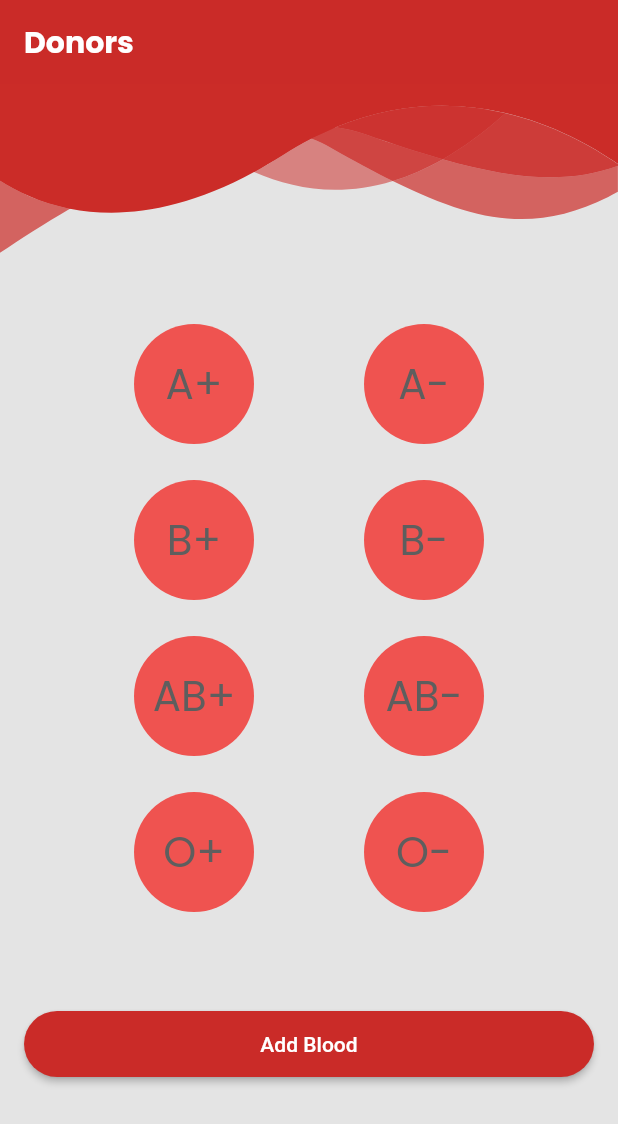
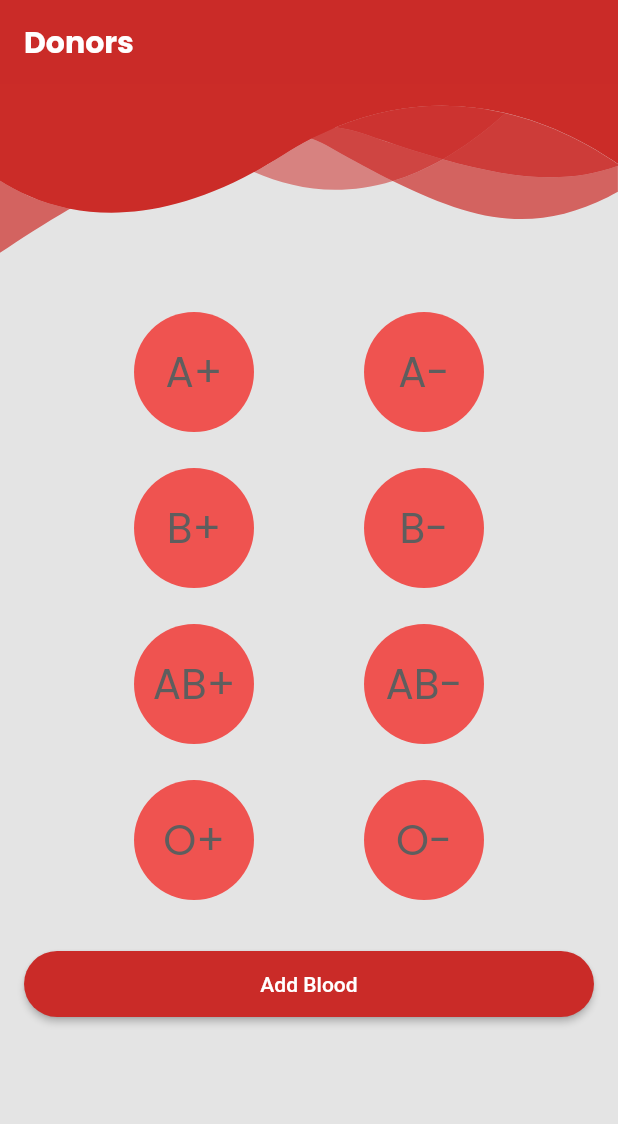
Before and after one commit to ravikant-paudel/Blood, a Flutter app: the DonorPage screen opened directly, on a phone screen of 412 x 824 dp. Shown: the top 1124 px of the screen. Run offline on Flutter 3.47's test engine with Material 2 defaults, Android fonts, the phone set to English and light mode, and no system bars; our stand-ins replace auto_route, cloud_firestore, connectivity, firebase_auth, firebase_core, flutter_riverpod and 8 more; accounts and stored records are empty; generated files the repository leaves out were written again.

Commit message:
Added go route and fixes done.

```diff
--- /dev/null
+++ b/lib/helper/router/go_router.dart
@@ -0,0 +1,39 @@
+import 'package:blood/pages/home_page.dart';
+import 'package:blood/pages/login_page.dart';
+import 'package:blood/utils/shortcuts.dart';
+import 'package:firebase_auth/firebase_auth.dart';
+import 'package:flutter/material.dart';
+import 'package:go_router/go_router.dart';
+
+final goRouter = GoRouter(
+  redirect: (state) {
+    final currentUser = fbWrapper.checkCurrentUser();
+    if (state.location != '/login' && currentUser == null) {
+      return '/login';
+    }
+    return null;
+  },
+  routes: [
+    GoRoute(
+      path: '/',
+      pageBuilder: (context, state) => MaterialPage(
+        key: state.pageKey,
+        child: HomePage(),
+      ),
+    ),
+    GoRoute(
+      name: 'login',
+      path: '/login',
+      pageBuilder: (context, state) => MaterialPage(
+        key: state.pageKey,
+        child: const LoginPage(),
+      ),
+    ),
+  ],
+  errorPageBuilder: (context, state) => MaterialPage<void>(
+    key: state.pageKey,
+    child: const Scaffold(
+      body: Center(child: Text('Error Page.')),
+    ),
+  ),
+);
--- a/lib/pages/donor_page.dart
+++ b/lib/pages/donor_page.dart
@@ -1,6 +1,7 @@
 import 'package:blood/component/button.dart';
 import 'package:blood/component/gaps.dart';
 import 'package:blood/helper/router/router.gr.dart';
+import 'package:blood/utils/blood_list_view.dart';
 import 'package:blood/utils/resources/dimens.dart';
 import 'package:blood/utils/shortcuts.dart';
 import 'package:blood/widgets/custom_app_bar.dart';
@@ -9,144 +10,49 @@ import 'package:flutter/material.dart';
 import 'package:flutter/rendering.dart';
 
 class DonorPage extends StatelessWidget {
+  const DonorPage({Key? key}) : super(key: key);
+
   @override
   Widget build(BuildContext context) {
     return Scaffold(
       appBar: const CustomAppBar(
         title: 'Donors',
       ),
-      body: Padding(
-        padding: const EdgeInsets.symmetric(vertical: 40, horizontal: 16),
-        child: Column(
-          children: <Widget>[
+      body: BloodListView(
+        padding: const EdgeInsets.symmetric(vertical: d_margin4, horizontal: d_margin2),
+        children: [
           Row(
             mainAxisAlignment: MainAxisAlignment.spaceEvenly,
-              children: <Widget>[
-                InkWell(
-                  onTap: () {
-                    router.push(DonorListPageRoute(bloodGroup: 'A+'));
-                  },
-                  child: Container(
-                    decoration: BoxDecoration(color: Colors.red[400], shape: BoxShape.circle),
-                    height: 80,
-                    width: 80,
-                    child: const Center(
-                      child: BloodText('A+', style: TextStyle(fontSize: 28)),
-                    ),
-                  ),
-                ),
-                InkWell(
-                  onTap: () {
-                    router.push(DonorListPageRoute(bloodGroup: 'A-'));
-                  },
-                  child: Container(
-                    decoration: BoxDecoration(color: Colors.red[400], shape: BoxShape.circle),
-                    height: 80,
-                    width: 80,
-                    child: const Center(
-                      child: BloodText('A-', style: TextStyle(fontSize: 28)),
-                    ),
-                  ),
-                ),
+            children: const [
+              _BloodGroupItem(bloodGroup: 'A+'),
+              _BloodGroupItem(bloodGroup: 'A-'),
             ],
           ),
           const VerticalGap(),
           Row(
             mainAxisAlignment: MainAxisAlignment.spaceEvenly,
-              children: <Widget>[
-                InkWell(
-                  onTap: () {
-                    router.push(DonorListPageRoute(bloodGroup: 'B+'));
-                  },
-                  child: Container(
-                    decoration: BoxDecoration(color: Colors.red[400], shape: BoxShape.circle),
-                    height: 80,
-                    width: 80,
-                    child: const Center(
-                      child: BloodText('B+', style: TextStyle(fontSize: 28)),
-                    ),
-                  ),
-                ),
-                InkWell(
-                  onTap: () {
-                    router.push(DonorListPageRoute(bloodGroup: 'B-'));
-                  },
-                  child: Container(
-                    decoration: BoxDecoration(color: Colors.red[400], shape: BoxShape.circle),
-                    height: 80,
-                    width: 80,
-                    child: const Center(
-                      child: BloodText('B-', style: TextStyle(fontSize: 28)),
-                    ),
-                  ),
-                ),
+            children: const [
+              _BloodGroupItem(bloodGroup: 'B+'),
+              _BloodGroupItem(bloodGroup: 'B-'),
             ],
           ),
           const VerticalGap(),
           Row(
             mainAxisAlignment: MainAxisAlignment.spaceEvenly,
-              children: <Widget>[
-                InkWell(
-                  onTap: () {
-                    router.push(DonorListPageRoute(bloodGroup: 'AB+'));
-                  },
-                  child: Container(
-                    decoration: BoxDecoration(color: Colors.red[400], shape: BoxShape.circle),
-                    height: 80,
-                    width: 80,
-                    child: const Center(
-                      child: BloodText('AB+', style: TextStyle(fontSize: 28)),
-                    ),
-                  ),
-                ),
-                InkWell(
-                  onTap: () {
-                    router.push(DonorListPageRoute(bloodGroup: 'AB-'));
-                  },
-                  child: Container(
-                    decoration: BoxDecoration(color: Colors.red[400], shape: BoxShape.circle),
-                    height: 80,
-                    width: 80,
-                    child: const Center(
-                      child: BloodText('AB-', style: TextStyle(fontSize: 28)),
-                    ),
-                  ),
-                ),
+            children: const [
+              _BloodGroupItem(bloodGroup: 'AB+'),
+              _BloodGroupItem(bloodGroup: 'AB-'),
             ],
           ),
           const VerticalGap(),
           Row(
             mainAxisAlignment: MainAxisAlignment.spaceEvenly,
-              children: <Widget>[
-                InkWell(
-                  onTap: () {
-                    router.push(DonorListPageRoute(bloodGroup: 'O+'));
-                  },
-                  child: Container(
-                    decoration: BoxDecoration(color: Colors.red[400], shape: BoxShape.circle),
-                    height: 80,
-                    width: 80,
-                    child: const Center(
-                      child: BloodText('O+', style: TextStyle(fontSize: 28)),
-                    ),
-                  ),
-                ),
-                InkWell(
-                  onTap: () {
-                    router.push(DonorListPageRoute(bloodGroup: 'O-'));
-                  },
-                  child: Container(
-                    decoration: BoxDecoration(color: Colors.red[400], shape: BoxShape.circle),
-                    height: 80,
-                    width: 80,
-                    child: const Center(
-                      child: BloodText('O-', style: TextStyle(fontSize: 28)),
-                    ),
-                  ),
-                ),
+            children: const [
+              _BloodGroupItem(bloodGroup: 'O+'),
+              _BloodGroupItem(bloodGroup: 'O-'),
             ],
           ),
-            const VerticalGap(d_margin8),
+          const VerticalGap(d_margin4),
           BloodButton(
             buttonText: 'Add Blood',
             onPressed: () {
@@ -155,6 +61,28 @@ class DonorPage extends StatelessWidget {
           ),
         ],
       ),
+    );
+  }
+}
+
+class _BloodGroupItem extends StatelessWidget {
+  final String bloodGroup;
+
+  const _BloodGroupItem({Key? key, required this.bloodGroup}) : super(key: key);
+
+  @override
+  Widget build(BuildContext context) {
+    return InkWell(
+      onTap: () {
+        router.push(DonorListPageRoute(bloodGroup: bloodGroup));
+      },
+      child: Container(
+        decoration: BoxDecoration(color: Colors.red[400], shape: BoxShape.circle),
+        height: 80,
+        width: 80,
+        child: Center(
+          child: BloodText(bloodGroup, style: const TextStyle(fontSize: 28)),
+        ),
       ),
     );
   }
--- a/lib/providers/auth_provider.dart
+++ b/lib/providers/auth_provider.dart
@@ -10,7 +10,7 @@ final StateNotifierProvider<AuthProvider, AuthState> authProvider = StateNotifie
 // final FirebaseAuth _auth = FirebaseAuth.instance;
 
 class AuthProvider extends StateNotifier<AuthState> {
-  final ProviderReference ref;
+  final Ref ref;
 
   AuthProvider(this.ref) : super(AuthState.isInitial);
 
--- a/lib/providers/dashboard_provider.dart
+++ b/lib/providers/dashboard_provider.dart
@@ -7,12 +7,12 @@ import 'package:state_notifier/state_notifier.dart';
 final StateNotifierProvider<DashboardProvider, DashboardState> dashboardProvider = StateNotifierProvider((_) => DashboardProvider());
 
 class DashboardProvider extends StateNotifier<DashboardState> {
-  DashboardProvider() : super(DashboardState(isLoading: true, requests: []));
+  DashboardProvider() : super(DashboardState(isLoading: false, requests: []));
 
   Future<void> obtainRequestDb() async {
-    state = state.copyWith(isLoading: true);
+    // state = state.copyWith(isLoading: true);
     obtainDataFrmDb().listen((requests) {
-      logThis('The req is ============<><<><<>');
+      logThis(requests, tag: 'requests List');
       state = state.copyWith(isLoading: false, requests: requests);
     });
   }
--- /dev/null
+++ b/lib/utils/blood_list_view.dart
@@ -0,0 +1,146 @@
+// Copyright (c) 2020 The Khalti Authors. All rights reserved.
+import 'dart:math' as math;
+
+import 'package:blood/utils/empty_util.dart';
+import 'package:blood/utils/resources/dimens.dart';
+import 'package:flutter/material.dart';
+
+class BloodListView extends StatelessWidget {
+  final SliverChildDelegate _childDelegate;
+
+  /// Widget at the bottom of the list view.
+  final Widget? bottom;
+
+  final RefreshCallback? onRefresh;
+
+  final VoidCallback? onLoadMore;
+
+  final bool isLoadingMore;
+
+  /// Widget at the top of the list view
+  final Widget? header;
+
+  /// Padding for the [children].
+  ///
+  /// Default is 16.0 on all direction.
+  final EdgeInsetsGeometry padding;
+
+  final bool shrinkWrap;
+  final ScrollPhysics? physics;
+
+  final Axis scrollDirection;
+
+  final ScrollController? controller;
+
+  BloodListView({
+    Key? key,
+    required List<Widget> children,
+    this.header,
+    this.bottom,
+    this.onRefresh,
+    this.onLoadMore,
+    this.isLoadingMore = false,
+    this.padding = const EdgeInsets.all(d_margin2),
+    this.controller,
+    this.shrinkWrap = false,
+    this.physics,
+    this.scrollDirection = Axis.vertical,
+  })  : _childDelegate = SliverChildListDelegate(children),
+        super(key: key);
+
+  BloodListView.builder({
+    Key? key,
+    required IndexedWidgetBuilder itemBuilder,
+    required int itemCount,
+    this.header,
+    this.bottom,
+    this.onRefresh,
+    this.onLoadMore,
+    this.isLoadingMore = false,
+    this.padding = const EdgeInsets.all(d_margin2),
+    this.controller,
+    this.shrinkWrap = false,
+    this.physics,
+    this.scrollDirection = Axis.vertical,
+  })  : _childDelegate = SliverChildBuilderDelegate(itemBuilder, childCount: itemCount),
+        super(key: key);
+
+  BloodListView.separated({
+    Key? key,
+    required IndexedWidgetBuilder itemBuilder,
+    required IndexedWidgetBuilder separatedBuilder,
+    required int itemCount,
+    this.header,
+    this.bottom,
+    this.onRefresh,
+    this.onLoadMore,
+    this.isLoadingMore = false,
+    this.padding = const EdgeInsets.all(d_margin2),
+    this.controller,
+    this.shrinkWrap = false,
+    this.physics,
+    this.scrollDirection = Axis.vertical,
+  })  : _childDelegate = SliverChildBuilderDelegate(
+          (context, index) {
+            final itemIndex = index ~/ 2;
+            return index.isEven ? itemBuilder(context, itemIndex) : separatedBuilder(context, itemIndex);
+          },
+          childCount: math.max(0, itemCount * 2 - 1),
+          semanticIndexCallback: (_, index) => index.isEven ? index ~/ 2 : null,
+        ),
+        super(key: key);
+
+  @override
+  Widget build(BuildContext context) {
+    Widget child = CustomScrollView(
+      keyboardDismissBehavior: ScrollViewKeyboardDismissBehavior.onDrag,
+      controller: controller,
+      shrinkWrap: shrinkWrap,
+      physics: physics,
+      scrollDirection: scrollDirection,
+      slivers: [
+        if (header.isNotNull) SliverToBoxAdapter(child: header),
+        SliverPadding(
+          padding: padding,
+          sliver: SliverList(delegate: _childDelegate),
+        ),
+        if (onLoadMore.isNotNull)
+          SliverToBoxAdapter(
+            child: Padding(
+              padding: const EdgeInsets.symmetric(vertical: d_margin2, horizontal: d_margin6),
+              child: isLoadingMore
+                  ? LinearProgressIndicator(
+                      backgroundColor: Theme.of(context).primaryColor,
+                    )
+                  : const SizedBox.shrink(),
+            ),
+          ),
+        if (bottom.isNotNull)
+          SliverFillRemaining(
+            hasScrollBody: false,
+            fillOverscroll: true,
+            child: Align(
+              alignment: Alignment.bottomCenter,
+              child: bottom,
+            ),
+          ),
+      ],
+    );
+
+    if (onLoadMore.isNotNull) {
+      child = NotificationListener<ScrollEndNotification>(
+        onNotification: (scrollNotification) {
+          final scrollMetrics = scrollNotification.metrics;
+          final hasReachedEnd = scrollMetrics.pixels == scrollMetrics.maxScrollExtent;
+          if (hasReachedEnd) onLoadMore!();
+          return false;
+        },
+        child: child,
+      );
+    }
+
+    if (onRefresh.isNull) return child;
+
+    return RefreshIndicator(onRefresh: onRefresh!, child: child);
+  }
+}
--- a/lib/widgets/firebase_wrapper.dart
+++ b/lib/widgets/firebase_wrapper.dart
@@ -98,6 +98,7 @@ class FirebaseWrapper {
   }
 
   User? checkCurrentUser() {
+    logThis('checkCurrentUser');
     return _auth.currentUser;
   }
 
--- a/pubspec.yaml
+++ b/pubspec.yaml
@@ -26,6 +26,7 @@ dependencies:
   flutter_svg: ^0.23.0+1
   date_time_picker: ^2.1.0
 #  nepali_date_picker: ^4.2.0+1
+  go_router: ^2.3.1
 
 dev_dependencies:
   auto_route_generator: ^3.1.0
```
Also changed, not shown: lib/blood_app.dart (+60 -28 lines), lib/helper/router/auth_guard.dart (added, +39 -0 lines), lib/helper/router/router.dart (+12 -3 lines), lib/main.dart (+5 -2 lines), lib/pages/dashboard_page.dart (+5 -2 lines), lib/pages/main_page.dart (deleted, +0 -19 lines), lib/pages/profile_page.dart (+10 -7 lines), lib/utils/shortcuts.dart (+13 -6 lines), pubspec.lock. Lines whose indentation alone changed are shown as unchanged.
